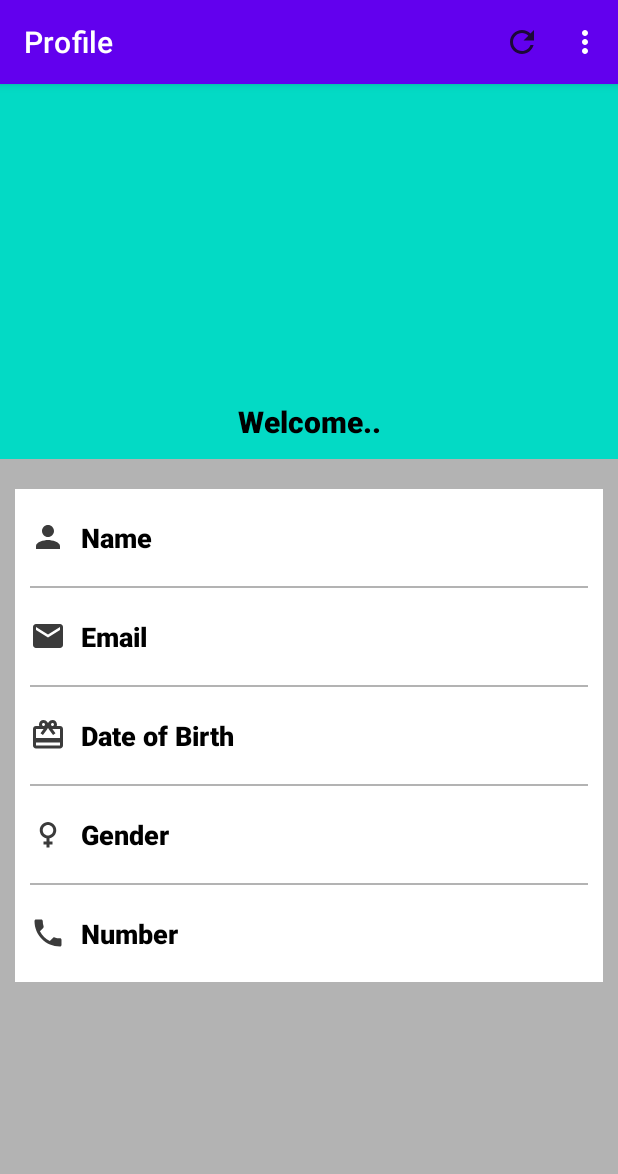
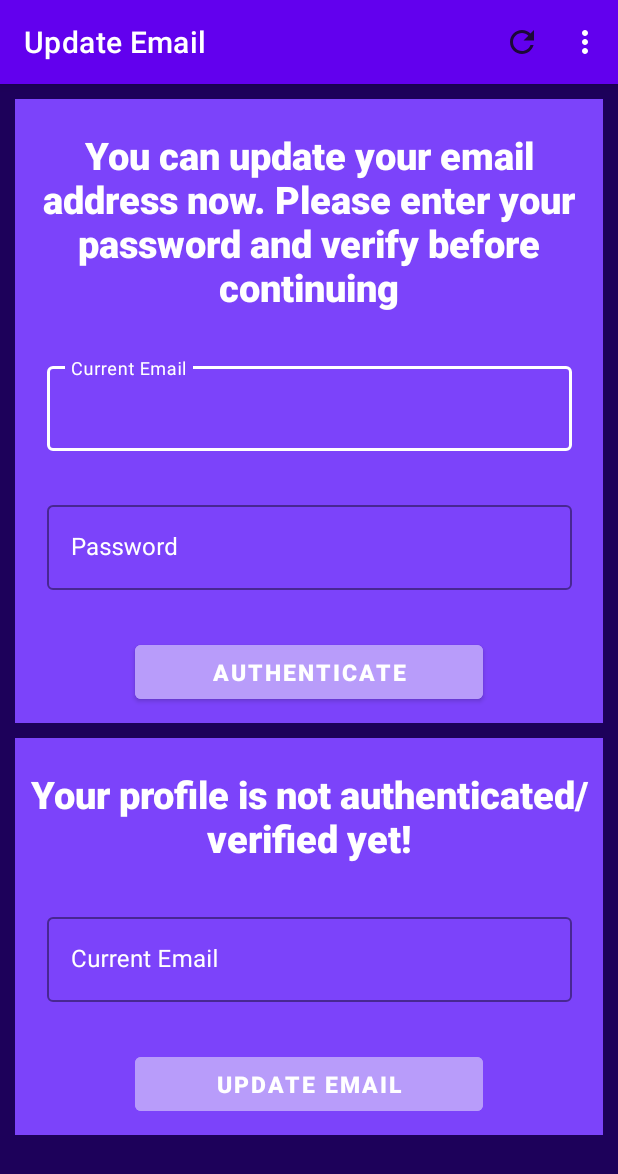
Before and after one commit to OmerOzen10/Gym-Application, an Android app: the UserProfileACtivity screen opened directly, with no data from a screen before it, in the options menu, after a tap on "Update Email", on a phone screen of 412 x 824 dp. Shown: the top 1174 px of the screen. Run offline under Robolectric (Android 15) with nearby library versions, the phone set to English and light mode, and no system bars; our stand-ins replace Firebase (no records; nobody signed in at launch, a user with empty details on screens opened directly), Picasso.

Commit message:
User can Change his/her email

```diff
--- a/GymApp/app/src/main/AndroidManifest.xml
+++ b/GymApp/app/src/main/AndroidManifest.xml
@@ -11,6 +11,9 @@
         android:supportsRtl="true"
         android:theme="@style/Theme.GymApp"
         tools:targetApi="31">
+        <activity
+            android:name=".UpdateEmailActivity"
+            android:exported="false" />
         <activity
             android:name=".UpdateProfileActivity"
             android:exported="false" />
--- a/GymApp/app/src/main/java/com/example/gymapp/LoginActivity.java
+++ b/GymApp/app/src/main/java/com/example/gymapp/LoginActivity.java
@@ -171,7 +171,5 @@ public class LoginActivity extends AppCompatActivity {
             Toast.makeText(this, "You can Log in now!", Toast.LENGTH_SHORT).show();
         }
 
-        Log.d(TAG, "onStart: current" + auth.getCurrentUser().getEmail());
-
     }
 }
--- /dev/null
+++ b/GymApp/app/src/main/java/com/example/gymapp/UpdateEmailActivity.java
@@ -0,0 +1,219 @@
+package com.example.gymapp;
+
+import androidx.annotation.NonNull;
+import androidx.appcompat.app.AppCompatActivity;
+import androidx.core.content.ContextCompat;
+
+import android.content.Intent;
+import android.os.Bundle;
+import android.text.TextUtils;
+import android.util.Log;
+import android.util.Patterns;
+import android.view.Menu;
+import android.view.MenuItem;
+import android.view.View;
+import android.widget.Button;
+import android.widget.ProgressBar;
+import android.widget.TextView;
+import android.widget.Toast;
+
+import com.google.android.gms.tasks.OnCompleteListener;
+import com.google.android.gms.tasks.Task;
+import com.google.android.material.textfield.TextInputEditText;
+import com.google.firebase.auth.AuthCredential;
+import com.google.firebase.auth.EmailAuthProvider;
+import com.google.firebase.auth.FirebaseAuth;
+import com.google.firebase.auth.FirebaseAuthUserCollisionException;
+import com.google.firebase.auth.FirebaseUser;
+import com.google.firebase.ktx.Firebase;
+
+public class UpdateEmailActivity extends AppCompatActivity {
+
+    private FirebaseAuth auth;
+    private FirebaseUser firebaseUser;
+    private ProgressBar progressBarUpdateEmail;
+   private String userOldEmail, userNewEmail, userPassword;
+    private TextView txtAuthenticated;
+    private Button btnUpdateEmail;
+    private TextInputEditText edtNewEmail, edtPassword,edtCurrentEmail;
+
+    private static final String TAG = "UpdateEmailActivity";
+
+    @Override
+    protected void onCreate(Bundle savedInstanceState) {
+        super.onCreate(savedInstanceState);
+        setContentView(R.layout.activity_update_email);
+        getSupportActionBar().setTitle("Update Email");
+
+        progressBarUpdateEmail = findViewById(R.id.progressBarUpdateEmail);
+        btnUpdateEmail = findViewById(R.id.btnUpdateEmail);
+        edtNewEmail = findViewById(R.id.edtNewEmail);
+        edtPassword = findViewById(R.id.edtUpdateEmailPassword);
+        txtAuthenticated = findViewById(R.id.txtAuthenticated);
+        edtCurrentEmail = findViewById(R.id.edtCurrentEmail);
+
+        btnUpdateEmail.setEnabled(false);
+        edtNewEmail.setEnabled(false);
+
+        auth = FirebaseAuth.getInstance();
+        firebaseUser = auth.getCurrentUser();
+
+        //Set old email ID on TextView
+
+        userOldEmail = firebaseUser.getEmail();
+        edtCurrentEmail.setText(userOldEmail);
+
+        if (firebaseUser.equals("")){
+            Toast.makeText(this, "Something went wrong!", Toast.LENGTH_SHORT).show();
+        }else {
+            reAuthenticate(firebaseUser);
+        }
+
+    }
+
+    private void reAuthenticate(FirebaseUser firebaseUser) {
+
+        Button btnAuthenticate = findViewById(R.id.btnUpdateEmailAuth);
+        btnAuthenticate.setOnClickListener(new View.OnClickListener() {
+            @Override
+            public void onClick(View view) {
+                userPassword = edtPassword.getText().toString();
+
+                if (TextUtils.isEmpty(userPassword)){
+                    Toast.makeText(UpdateEmailActivity.this, "Password required", Toast.LENGTH_SHORT).show();
+                    edtPassword.setError("Please enter your Password");
+                    edtPassword.requestFocus();
+                }else {
+                    progressBarUpdateEmail.setVisibility(View.VISIBLE);
+
+                    AuthCredential credential = EmailAuthProvider.getCredential(userOldEmail,userPassword);
+
+                    firebaseUser.reauthenticate(credential).addOnCompleteListener(new OnCompleteListener<Void>() {
+                        @Override
+                        public void onComplete(@NonNull Task<Void> task) {
+
+                            if (task.isSuccessful()){
+
+                                progressBarUpdateEmail.setVisibility(View.GONE);
+                                Toast.makeText(UpdateEmailActivity.this, "Password has been verified", Toast.LENGTH_SHORT).show();
+
+                                txtAuthenticated.setText("You are authenticated. You can update your email now.");
+                                edtNewEmail.setEnabled(true);
+                                edtPassword.setEnabled(false);
+                                btnAuthenticate.setEnabled(false);
+                                btnUpdateEmail.setEnabled(true);
+
+                                btnUpdateEmail.setBackgroundTintList(ContextCompat.getColorStateList(UpdateEmailActivity.this,R.color.dark_green));
+
+                                btnUpdateEmail.setOnClickListener(new View.OnClickListener() {
+                                    @Override
+                                    public void onClick(View view) {
+                                        userNewEmail = edtNewEmail.getText().toString();
+                                        if (TextUtils.isEmpty(userNewEmail)){
+                                            Toast.makeText(UpdateEmailActivity.this, "New Email is required", Toast.LENGTH_SHORT).show();
+                                            edtNewEmail.setError("Please enter new Email");
+                                            edtNewEmail.requestFocus();
+                                        } else if (!Patterns.EMAIL_ADDRESS.matcher(userNewEmail).matches()) {
+                                            Toast.makeText(UpdateEmailActivity.this, "Please enter valid email", Toast.LENGTH_SHORT).show();
+                                            edtNewEmail.setError("Please provide valid Email");
+                                            edtNewEmail.requestFocus();
+                                        } else if (edtCurrentEmail.toString().matches(userNewEmail)) {
+                                            Toast.makeText(UpdateEmailActivity.this, "New Email cannot be same as old Email", Toast.LENGTH_SHORT).show();
+                                            edtNewEmail.setError("Please enter new Email");
+                                            edtNewEmail.requestFocus();
+                                        }else {
+                                            progressBarUpdateEmail.setVisibility(View.VISIBLE);
+                                            updateEmail(firebaseUser);
+                                        }
+                                    }
+                                });
+
+                            }else {
+                                try {
+                                    throw task.getException();
+                                }catch (Exception e){
+                                    Toast.makeText(UpdateEmailActivity.this, e.getMessage(), Toast.LENGTH_SHORT).show();
+                                }
+                            }
+                            progressBarUpdateEmail.setVisibility(View.GONE);
+                        }
+                    });
+                }
+            }
+        });
+
+    }
+
+    private void updateEmail(FirebaseUser firebaseUser) {
+
+//       userNewEmail = edtNewEmail.getText().toString();
+        firebaseUser.updateEmail(userNewEmail).addOnCompleteListener(new OnCompleteListener<Void>() {
+            @Override
+            public void onComplete(@NonNull Task<Void> task) {
+                if (task.isSuccessful()) {
+                    firebaseUser.sendEmailVerification();
+                    Toast.makeText(UpdateEmailActivity.this, "Email has been updated. Please verify your new Email", Toast.LENGTH_SHORT).show();
+                    Intent intent = new Intent(UpdateEmailActivity.this,UserProfileACtivity.class);
+                    startActivity(intent);
+                    finish();
+
+                    Log.d(TAG, "onComplete: new Email" + firebaseUser.getEmail() );
+
+                } else {
+                    try {
+                        throw task.getException();
+                    } catch (FirebaseAuthUserCollisionException e) {
+                        Toast.makeText(UpdateEmailActivity.this, "Email address already in use by another account.", Toast.LENGTH_SHORT).show();
+                    } catch (Exception e) {
+                        Toast.makeText(UpdateEmailActivity.this, e.getMessage(), Toast.LENGTH_SHORT).show();
+                    }
+                }
+                progressBarUpdateEmail.setVisibility(View.GONE);
+            }
+        });
+
+
+    }
+
+    @Override
+    public boolean onCreateOptionsMenu(Menu menu) {
+        getMenuInflater().inflate(R.menu.common_menu,menu);
+        return super.onCreateOptionsMenu(menu);
+    }
+
+    @Override
+    public boolean onOptionsItemSelected(@NonNull MenuItem item) {
+        int id = item.getItemId();
+
+        if (id == R.id.refresh_menu){
+            startActivity(getIntent());
+            finish();
+        } else if (id == R.id.update_profile) {
+            Intent intent = new Intent(UpdateEmailActivity.this, UpdateProfileActivity.class);
+            startActivity(intent);
+            finish();
+        }else if (id == R.id.update_email){
+            Intent intent = new Intent(UpdateEmailActivity.this, UpdateEmailActivity.class);
+            startActivity(intent);
+//        } else if (id == R.id.settings_menu) {
+//            Toast.makeText(this, "menu_settings", Toast.LENGTH_SHORT).show();
+//        } else if (id == R.id.change_password) {
+//            Intent intent = new Intent(UserProfileACtivity.this, ChangePasswordActivity.class);
+//            startActivity(intent);
+//        } else if (id == R.id.delete_profile) {
+//            Intent intent = new Intent(UserProfileACtivity.this, DeleteActivity.class);
+//            startActivity(intent);
+        } else if (id == R.id.logout) {
+            auth.signOut();
+            Toast.makeText(this, "Logged Out", Toast.LENGTH_SHORT).show();
+            Intent intent = new Intent(UpdateEmailActivity.this,MainActivity.class);
+            intent.setFlags(Intent.FLAG_ACTIVITY_CLEAR_TOP | Intent.FLAG_ACTIVITY_CLEAR_TASK | Intent.FLAG_ACTIVITY_NEW_TASK);
+            startActivity(intent);
+            finish();
+        }else {
+            Toast.makeText(this, "Something went wrong!!", Toast.LENGTH_SHORT).show();
+        }
+
+        return super.onOptionsItemSelected(item);
+    }
+}
--- a/GymApp/app/src/main/java/com/example/gymapp/UserProfileACtivity.java
+++ b/GymApp/app/src/main/java/com/example/gymapp/UserProfileACtivity.java
@@ -180,9 +180,9 @@ public class UserProfileACtivity extends AppCompatActivity {
         } else if (id == R.id.update_profile) {
             Intent intent = new Intent(UserProfileACtivity.this, UpdateProfileActivity.class);
             startActivity(intent);
-//        }else if (id == R.id.update_email){
-//            Intent intent = new Intent(UserProfileACtivity.this, UpdateEmailActivity.class);
-//            startActivity(intent);
+        }else if (id == R.id.update_email){
+            Intent intent = new Intent(UserProfileACtivity.this, UpdateEmailActivity.class);
+            startActivity(intent);
 //        } else if (id == R.id.settings_menu) {
 //            Toast.makeText(this, "menu_settings", Toast.LENGTH_SHORT).show();
 //        } else if (id == R.id.change_password) {
--- /dev/null
+++ b/GymApp/app/src/main/res/layout/activity_update_email.xml
@@ -0,0 +1,213 @@
+<?xml version="1.0" encoding="utf-8"?>
+<ScrollView xmlns:android="http://schemas.android.com/apk/res/android"
+    xmlns:app="http://schemas.android.com/apk/res-auto"
+    xmlns:tools="http://schemas.android.com/tools"
+    android:layout_width="match_parent"
+    android:layout_height="match_parent"
+    tools:context=".UpdateEmailActivity"
+    android:background="#1D015A">
+
+
+
+
+    <androidx.constraintlayout.widget.ConstraintLayout
+        android:id="@+id/mainConstraint"
+        android:layout_width="match_parent"
+        android:layout_height="wrap_content">
+
+        <androidx.constraintlayout.widget.ConstraintLayout
+            android:id="@+id/constraintLayout2"
+            android:layout_width="match_parent"
+            android:layout_height="wrap_content"
+            android:layout_marginStart="10dp"
+            android:layout_marginTop="10dp"
+            android:layout_marginEnd="10dp"
+            android:background="#7C43FA"
+            app:layout_constraintEnd_toEndOf="parent"
+            app:layout_constraintStart_toStartOf="parent"
+            app:layout_constraintTop_toTopOf="parent">
+
+            <TextView
+                android:id="@+id/textView3"
+                android:layout_width="wrap_content"
+                android:layout_height="wrap_content"
+                android:layout_marginStart="10dp"
+                android:layout_marginTop="20dp"
+                android:layout_marginEnd="10dp"
+                android:fontFamily="sans-serif-black"
+                android:gravity="center"
+                android:text="You can update your email address now. Please enter your password and verify before continuing"
+                android:textColor="@color/white"
+                android:textSize="25sp"
+                app:layout_constraintEnd_toEndOf="parent"
+                app:layout_constraintStart_toStartOf="parent"
+                app:layout_constraintTop_toTopOf="parent" />
+
+            <com.google.android.material.textfield.TextInputLayout
+                android:id="@+id/layoutCurrentEmail"
+                style="@style/Widget.MaterialComponents.TextInputLayout.OutlinedBox"
+                android:layout_width="350dp"
+                android:layout_height="wrap_content"
+                android:layout_marginStart="20dp"
+                android:layout_marginTop="30dp"
+                android:layout_marginEnd="20dp"
+                android:hint="Current Email"
+                android:textColorHint="@color/white"
+                app:boxStrokeColor="@color/white"
+                app:endIconMode="clear_text"
+                app:endIconTint="#000000"
+                app:errorEnabled="true"
+                app:errorTextColor="#FF0000"
+                app:hintTextColor="@color/white"
+                app:layout_constraintEnd_toEndOf="parent"
+                app:layout_constraintStart_toStartOf="parent"
+                app:layout_constraintTop_toBottomOf="@+id/textView3">
+
+                <com.google.android.material.textfield.TextInputEditText
+                    android:id="@+id/edtCurrentEmail"
+                    android:layout_width="match_parent"
+                    android:layout_height="wrap_content"
+                    android:textColor="@color/white" />
+            </com.google.android.material.textfield.TextInputLayout>
+
+            <com.google.android.material.textfield.TextInputLayout
+                android:id="@+id/layoutUpdateEmailPassword"
+                style="@style/Widget.MaterialComponents.TextInputLayout.OutlinedBox"
+                android:layout_width="350dp"
+                android:layout_height="wrap_content"
+                android:layout_marginStart="20dp"
+                android:layout_marginTop="10dp"
+                android:layout_marginEnd="20dp"
+                android:hint="Password"
+                android:textColorHint="@color/white"
+                app:boxStrokeColor="@color/white"
+                app:endIconMode="clear_text"
+                app:endIconTint="#000000"
+                app:errorEnabled="true"
+                app:errorTextColor="#FF0000"
+                app:hintTextColor="@color/white"
+                app:layout_constraintEnd_toEndOf="parent"
+                app:layout_constraintStart_toStartOf="parent"
+                app:layout_constraintTop_toBottomOf="@+id/layoutCurrentEmail">
+
+                <com.google.android.material.textfield.TextInputEditText
+                    android:id="@+id/edtUpdateEmailPassword"
+                    android:layout_width="match_parent"
+                    android:layout_height="wrap_content"
+                    android:inputType="textPassword"
+                    android:textColor="@color/white" />
+            </com.google.android.material.textfield.TextInputLayout>
+
+            <Button
+                android:id="@+id/btnUpdateEmailAuth"
+                android:layout_width="match_parent"
+                android:layout_height="wrap_content"
+                android:layout_marginStart="80dp"
+                android:layout_marginTop="10dp"
+                android:layout_marginEnd="80dp"
+                android:layout_marginBottom="10dp"
+                android:backgroundTint="#B89CFA"
+                android:fontFamily="sans-serif-black"
+                android:text="AUTHENTICATE"
+                android:textColor="#FFFFFF"
+                android:textSize="15sp"
+                app:layout_constraintBottom_toBottomOf="parent"
+                app:layout_constraintEnd_toEndOf="parent"
+                app:layout_constraintStart_toStartOf="parent"
+                app:layout_constraintTop_toBottomOf="@+id/layoutUpdateEmailPassword" />
+
+
+        </androidx.constraintlayout.widget.ConstraintLayout>
+
+        <androidx.constraintlayout.widget.ConstraintLayout
+            android:layout_width="match_parent"
+            android:layout_height="wrap_content"
+            android:layout_marginStart="10dp"
+            android:layout_marginTop="10dp"
+            android:layout_marginEnd="10dp"
+            android:background="#7C43FA"
+            app:layout_constraintBottom_toBottomOf="parent"
+            app:layout_constraintEnd_toEndOf="parent"
+            app:layout_constraintHorizontal_bias="0.842"
+            app:layout_constraintStart_toStartOf="parent"
+            app:layout_constraintTop_toBottomOf="@+id/constraintLayout2">
+
+            <TextView
+                android:id="@+id/txtAuthenticated"
+                android:layout_width="wrap_content"
+                android:layout_height="wrap_content"
+                android:layout_marginStart="10dp"
+                android:layout_marginTop="20dp"
+                android:layout_marginEnd="10dp"
+                android:fontFamily="sans-serif-black"
+                android:gravity="center"
+                android:text="Your profile is not authenticated/verified yet!"
+                android:textColor="@color/white"
+                android:textSize="25sp"
+                app:layout_constraintEnd_toEndOf="parent"
+                app:layout_constraintStart_toStartOf="parent"
+                app:layout_constraintTop_toTopOf="parent" />
+
+            <com.google.android.material.textfield.TextInputLayout
+                android:id="@+id/layoutNewEmail"
+                style="@style/Widget.MaterialComponents.TextInputLayout.OutlinedBox"
+                android:layout_width="350dp"
+                android:layout_height="wrap_content"
+                android:layout_marginStart="20dp"
+                android:layout_marginTop="30dp"
+                android:layout_marginEnd="20dp"
+                android:hint="Current Email"
+                android:textColorHint="@color/white"
+                app:boxStrokeColor="@color/white"
+                app:endIconMode="clear_text"
+                app:endIconTint="#000000"
+                app:errorEnabled="true"
+                app:errorTextColor="#FF0000"
+                app:hintTextColor="@color/white"
+                app:layout_constraintEnd_toEndOf="parent"
+                app:layout_constraintStart_toStartOf="parent"
+                app:layout_constraintTop_toBottomOf="@+id/txtAuthenticated">
+
+                <com.google.android.material.textfield.TextInputEditText
+                    android:id="@+id/edtNewEmail"
+                    android:layout_width="match_parent"
+                    android:layout_height="wrap_content"
+                    android:textColor="@color/white" />
+            </com.google.android.material.textfield.TextInputLayout>
+
+            <Button
+                android:id="@+id/btnUpdateEmail"
+                android:layout_width="match_parent"
+                android:layout_height="wrap_content"
+                android:layout_marginStart="80dp"
+                android:layout_marginTop="10dp"
+                android:layout_marginEnd="80dp"
+                android:layout_marginBottom="10dp"
+                android:backgroundTint="#B89CFA"
+                android:fontFamily="sans-serif-black"
+                android:text="UPDATE EMAIL"
+                android:textColor="#FFFFFF"
+                android:textSize="15sp"
+                app:layout_constraintBottom_toBottomOf="parent"
+                app:layout_constraintEnd_toEndOf="parent"
+                app:layout_constraintStart_toStartOf="parent"
+                app:layout_constraintTop_toBottomOf="@+id/layoutNewEmail" />
+
+
+        </androidx.constraintlayout.widget.ConstraintLayout>
+
+        <ProgressBar
+            android:id="@+id/progressBarUpdateEmail"
+            android:layout_width="wrap_content"
+            android:layout_height="wrap_content"
+            app:layout_constraintBottom_toBottomOf="parent"
+            app:layout_constraintEnd_toEndOf="parent"
+            app:layout_constraintStart_toStartOf="parent"
+            app:layout_constraintTop_toTopOf="parent"
+            android:visibility="gone"/>
+
+
+    </androidx.constraintlayout.widget.ConstraintLayout>
+
+
+</ScrollView>
--- a/GymApp/app/src/main/res/values/colors.xml
+++ b/GymApp/app/src/main/res/values/colors.xml
@@ -7,4 +7,5 @@
     <color name="teal_700">#FF018786</color>
     <color name="black">#FF000000</color>
     <color name="white">#FFFFFFFF</color>
+    <color name="dark_green">#01914B</color>
 </resources>
```
Also changed, not shown: GymApp/app/src/main/java/com/example/gymapp/RegisterActivity.java (+92 -83 lines), GymApp/app/src/main/java/com/example/gymapp/UpdateProfileActivity.java (+12 -12 lines).
